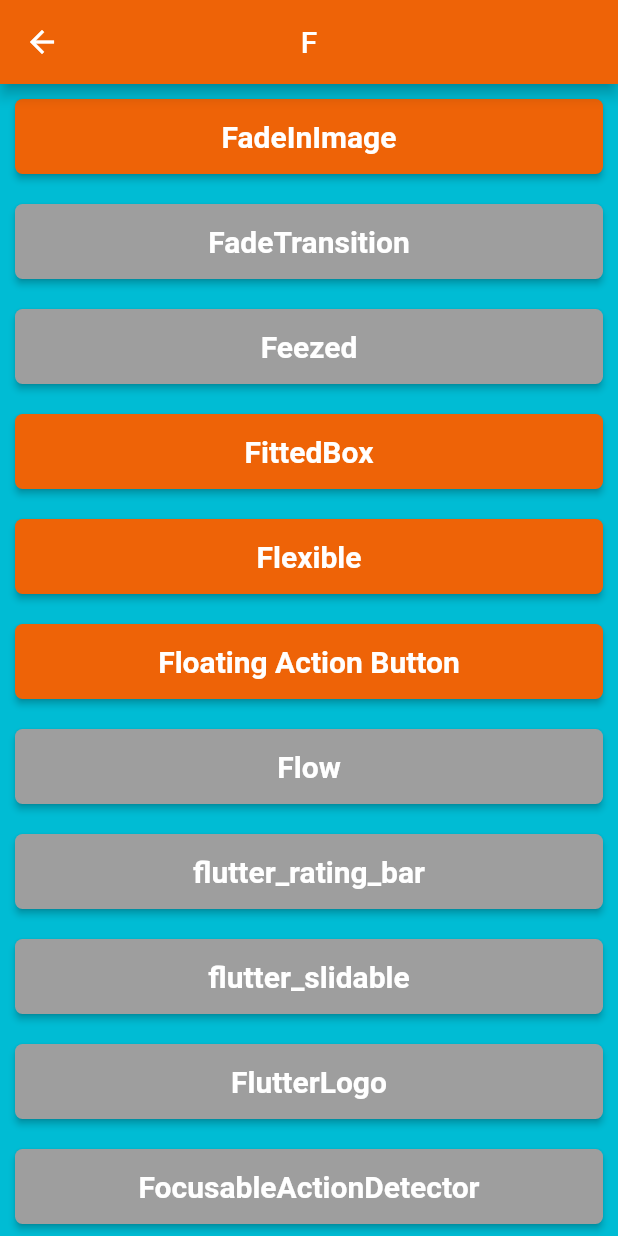
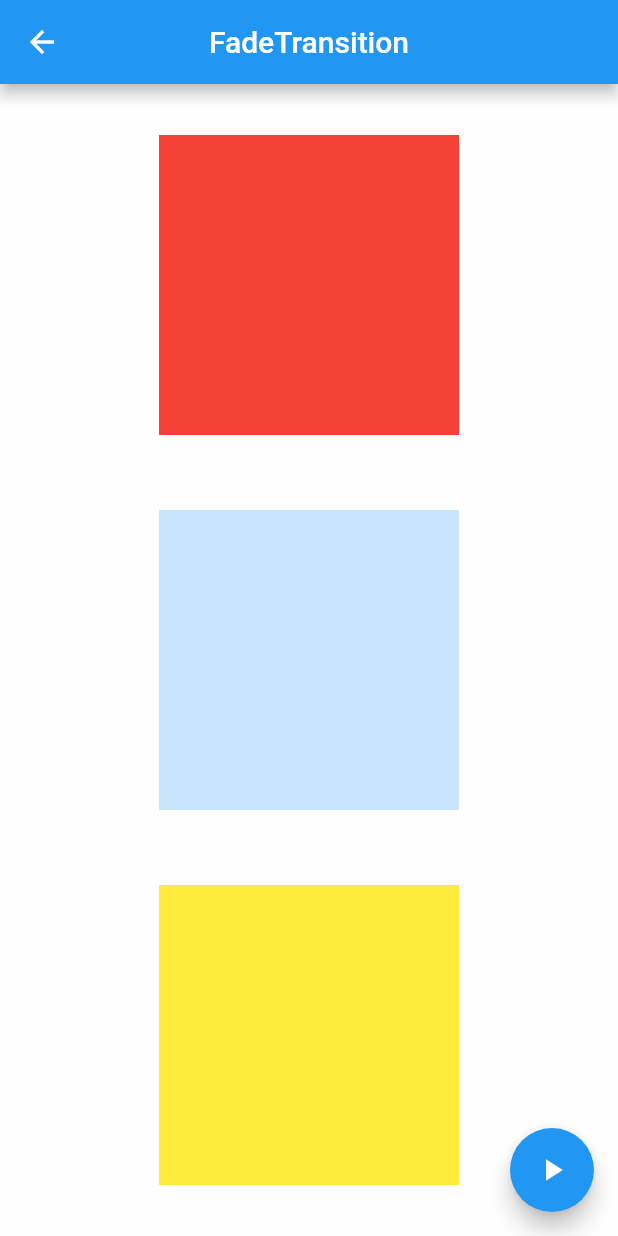
Before and after one commit to LuisPulenta/widgetsoftheweek, a Flutter app: the FScreen screen opened directly, after a tap on "FadeTransition", on a phone screen of 412 x 824 dp. Run offline on Flutter 3.47's test engine with Material 2 defaults, Android fonts, the phone set to English and light mode, and no system bars; network calls fail.

Commit message:
04Set2022

```diff
--- a/lib/screens/BC/screens.dart
+++ b/lib/screens/BC/screens.dart
@@ -1,2 +1,3 @@
 export 'package:widgetsoftheweek/screens/BC/container_screen.dart';
 export 'package:widgetsoftheweek/screens/BC/clip_r_rect_screen.dart';
+export 'package:widgetsoftheweek/screens/BC/custom_painter_screen.dart';
--- /dev/null
+++ b/lib/screens/F/fade_transition_screen.dart
@@ -0,0 +1,86 @@
+import 'package:flutter/material.dart';
+
+class FadeTransitionScreen extends StatefulWidget {
+  const FadeTransitionScreen({Key? key}) : super(key: key);
+
+  @override
+  State<FadeTransitionScreen> createState() => _FadeTransitionScreenState();
+}
+
+class _FadeTransitionScreenState extends State<FadeTransitionScreen>
+    with SingleTickerProviderStateMixin {
+  late AnimationController controller;
+  late Animation<double> opacidad;
+
+  @override
+  void initState() {
+    super.initState();
+    controller = AnimationController(
+        vsync: this, duration: const Duration(milliseconds: 4500));
+    opacidad = Tween(begin: 0.0, end: 1.0).animate(controller);
+    controller.forward();
+  }
+
+  @override
+  Widget build(BuildContext context) {
+    return Scaffold(
+      appBar: AppBar(
+        title: const Text('FadeTransition'),
+        centerTitle: true,
+      ),
+      body: Container(
+        alignment: Alignment.center,
+        width: double.infinity,
+        height: double.infinity,
+        color: Colors.white70,
+        child: Wrap(direction: Axis.vertical, spacing: 50, children: [
+          const Rectangulo(
+            color: Colors.red,
+            opacity: 1,
+          ),
+          FadeTransition(
+            opacity: opacidad,
+            child: const Rectangulo(
+              color: Colors.blue,
+              opacity: 1,
+            ),
+          ),
+          const Rectangulo(
+            color: Colors.yellow,
+            opacity: 1,
+          ),
+        ]),
+      ),
+      floatingActionButton: FloatingActionButton(
+        onPressed: () {
+          controller.forward(from: 0.3);
+        },
+        child: const Icon(Icons.play_arrow),
+      ),
+    );
+  }
+}
+
+//------------------ Rectangulo ---------------------
+class Rectangulo extends StatelessWidget {
+  final Color color;
+  final double opacity;
+
+  const Rectangulo({Key? key, required this.color, required this.opacity})
+      : super(key: key);
+  @override
+  Widget build(BuildContext context) {
+    return AnimatedOpacity(
+      duration: const Duration(milliseconds: 600),
+      curve: Curves.easeOut,
+      opacity: opacity,
+      child: Container(
+        width: 200,
+        height: 200,
+        decoration: BoxDecoration(
+          color: color,
+        ),
+      ),
+    );
+  }
+}
--- a/lib/screens/F/screens.dart
+++ b/lib/screens/F/screens.dart
@@ -2,3 +2,4 @@ export 'package:widgetsoftheweek/screens/F/fade_in_image_screen.dart';
 export 'package:widgetsoftheweek/screens/F/fitted_box_screen.dart';
 export 'package:widgetsoftheweek/screens/F/floating_action_button_screen.dart';
 export 'package:widgetsoftheweek/screens/F/flexible_screen.dart';
+export 'package:widgetsoftheweek/screens/F/fade_transition_screen.dart';
--- a/lib/screens/LMNO/screen.dart
+++ b/lib/screens/LMNO/screen.dart
@@ -1 +1,2 @@
 export 'package:widgetsoftheweek/screens/LMNO/opacity_screen.dart';
+export 'package:widgetsoftheweek/screens/LMNO/media_query_screen.dart';
--- a/lib/screens/f_screen.dart
+++ b/lib/screens/f_screen.dart
@@ -31,10 +31,11 @@ class FScreen extends StatelessWidget {
               ),
               Boton(
                   titulo: "FadeTransition",
-                  screen: Container(),
+                  screen: const FadeTransitionScreen(),
                   ancho: anchoBoton,
                   alto: altoBoton,
-                  color: color),
+                  color: color,
+                  ok: true),
               Boton(
                   titulo: "Feezed",
                   screen: Container(),
@@ -51,7 +52,7 @@ class FScreen extends StatelessWidget {
               ),
               Boton(
                 titulo: "Flexible",
-                screen: FlexibleScreen(),
+                screen: const FlexibleScreen(),
                 ancho: anchoBoton,
                 alto: altoBoton,
                 color: color,
--- a/lib/screens/lmno_screen.dart
+++ b/lib/screens/lmno_screen.dart
@@ -1,5 +1,6 @@
 import 'package:flutter/material.dart';
 import 'package:widgetsoftheweek/screens/LMNO/opacity_screen.dart';
+import 'package:widgetsoftheweek/screens/LMNO/screen.dart';
 import 'package:widgetsoftheweek/widgets/widgets.dart';
 
 class LMNOScreen extends StatelessWidget {
@@ -76,10 +77,11 @@ class LMNOScreen extends StatelessWidget {
                   color: color),
               Boton(
                   titulo: "MediaQuery",
-                  screen: Container(),
+                  screen: const MediaQueryScreen(),
                   ancho: anchoBoton,
                   alto: altoBoton,
-                  color: color),
+                  color: color,
+                  ok: true),
               Boton(
                   titulo: "MouseRegion",
                   screen: Container(),
```
Also changed, not shown: lib/screens/BC/custom_painter_screen.dart (added, +55 -0 lines), lib/screens/LMNO/media_query_screen.dart (added, +67 -0 lines), lib/screens/bc_screen.dart (+4 -3 lines), 9 other files.
